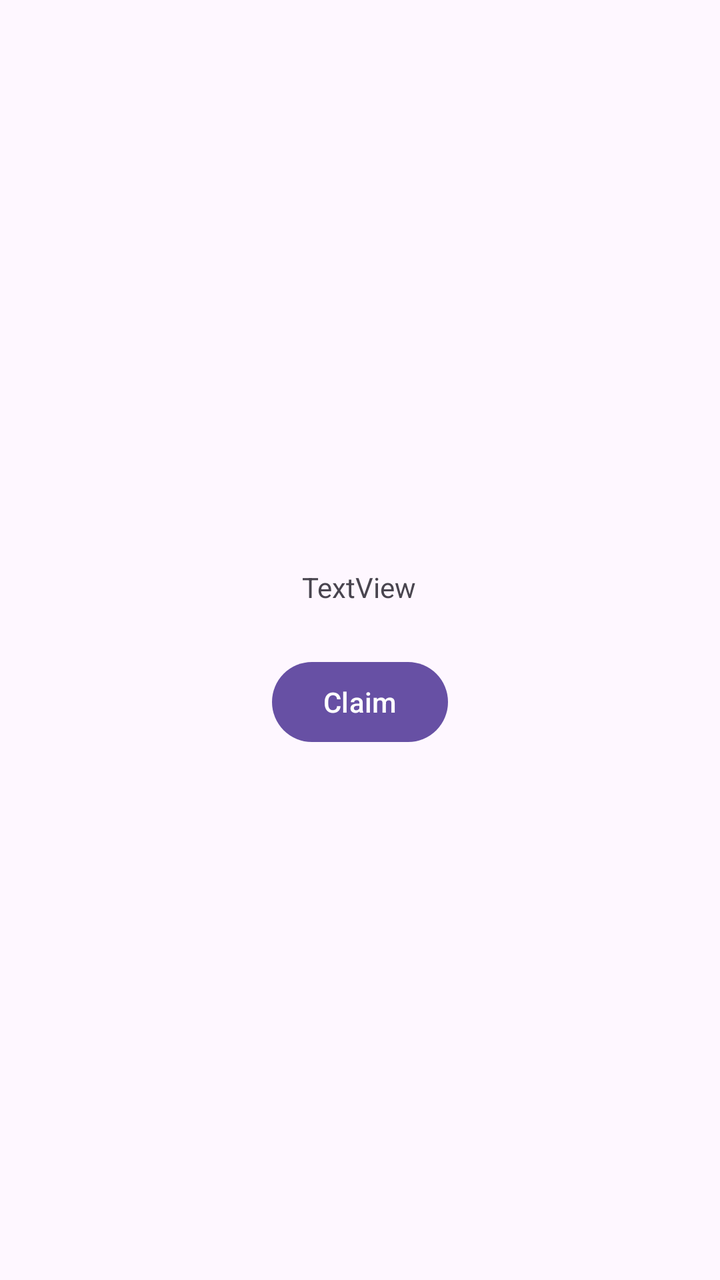
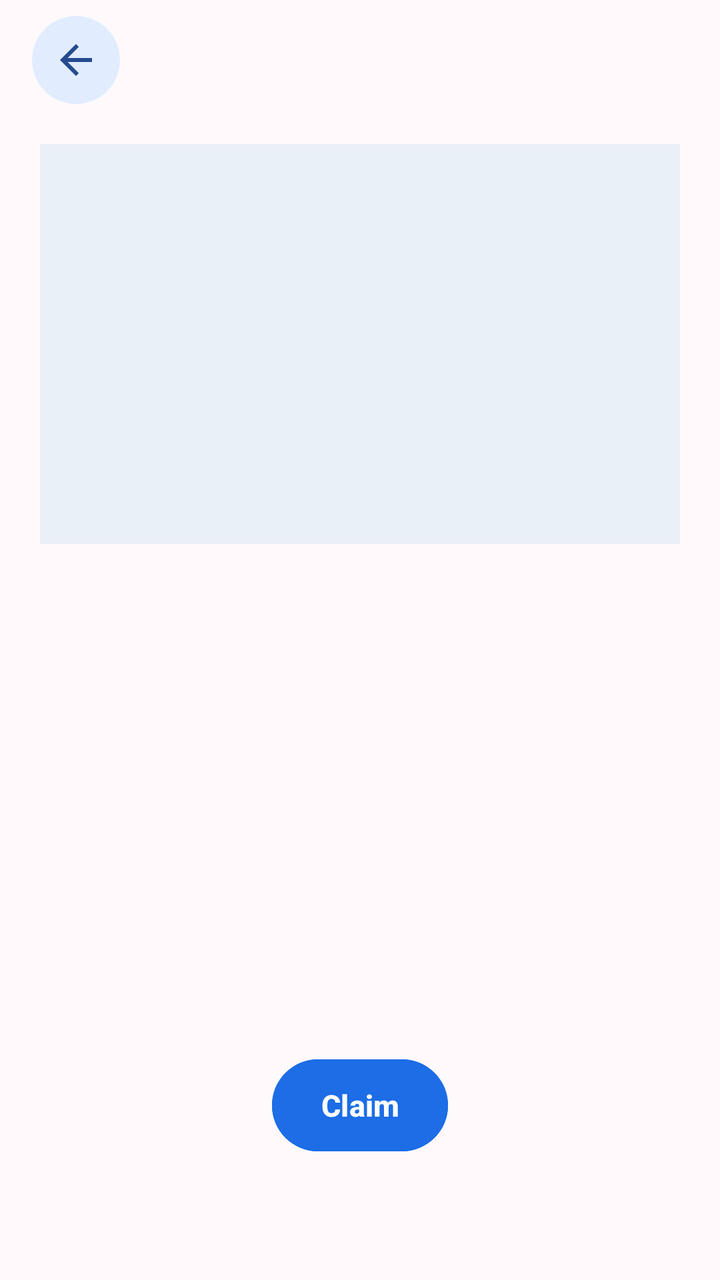

The first picture is an Android layout as it rendered before a commit; the second is the same layout after the commit. The layout source and the unified diff follow.
<!-- AndroidManifest.xml: application theme Theme.MyApplication -->
<!-- res/layout/activity_item.xml -->
<?xml version="1.0" encoding="utf-8"?>
<androidx.constraintlayout.widget.ConstraintLayout xmlns:android="http://schemas.android.com/apk/res/android"
    xmlns:app="http://schemas.android.com/apk/res-auto"
    xmlns:tools="http://schemas.android.com/tools"
    android:id="@+id/main"
    android:layout_width="match_parent"
    android:layout_height="match_parent"
    tools:context=".ItemActivity">

    <TextView
        android:id="@+id/textView2"
        android:layout_width="wrap_content"
        android:layout_height="wrap_content"
        android:layout_marginTop="284dp"
        android:text="TextView"
        app:layout_constraintEnd_toEndOf="parent"
        app:layout_constraintHorizontal_bias="0.498"
        app:layout_constraintStart_toStartOf="parent"
        app:layout_constraintTop_toTopOf="parent" />

    <Button
        android:id="@+id/btnClaim"
        android:layout_width="wrap_content"
        android:layout_height="wrap_content"
        android:text="Claim"
        android:layout_marginTop="24dp"
        app:layout_constraintTop_toBottomOf="@id/textView2"
        app:layout_constraintStart_toStartOf="parent"
        app:layout_constraintEnd_toEndOf="parent" />


</androidx.constraintlayout.widget.ConstraintLayout>
<!-- resources referenced by this layout -->
<resources>
  <style name="Theme.MyApplication" parent="Base.Theme.MyApplication" />
  <style name="Base.Theme.MyApplication" parent="Theme.Material3.DayNight.NoActionBar">
          
          
      </style>
</resources>

<!-- the commit's change to res/layout/activity_item.xml (unified diff, before → after) -->
@@ -1,32 +1,103 @@
 <?xml version="1.0" encoding="utf-8"?>
-<androidx.constraintlayout.widget.ConstraintLayout xmlns:android="http://schemas.android.com/apk/res/android"
+<androidx.appcompat.widget.LinearLayoutCompat
+    xmlns:android="http://schemas.android.com/apk/res/android"
     xmlns:app="http://schemas.android.com/apk/res-auto"
     xmlns:tools="http://schemas.android.com/tools"
     android:id="@+id/main"
     android:layout_width="match_parent"
     android:layout_height="match_parent"
+    android:orientation="vertical"
+    android:background="#FFF9FC"
     tools:context=".ItemActivity">
+    <ImageButton
+        android:id="@+id/back_btn"
+        android:layout_width="44dp"
+        android:layout_height="44dp"
+        android:layout_marginStart="16dp"
+        android:layout_marginTop="8dp"
+        android:background="@drawable/bg_back_button"
+        android:contentDescription="Back"
+        android:padding="10dp"
+        android:scaleType="centerInside"
+        android:src="@drawable/ic_arrow_back_blue" />
+    <ScrollView
+        android:layout_width="match_parent"
+        android:layout_height="0dp"
+        android:layout_weight="1"
+        android:fillViewport="true">
 
-    <TextView
-        android:id="@+id/textView2"
-        android:layout_width="wrap_content"
-        android:layout_height="wrap_content"
-        android:layout_marginTop="284dp"
-        android:text="TextView"
-        app:layout_constraintEnd_toEndOf="parent"
-        app:layout_constraintHorizontal_bias="0.498"
-        app:layout_constraintStart_toStartOf="parent"
-        app:layout_constraintTop_toTopOf="parent" />
+        <androidx.appcompat.widget.LinearLayoutCompat
+            android:layout_width="match_parent"
+            android:layout_height="wrap_content"
+            android:orientation="vertical"
+            android:padding="20dp">
 
-    <Button
-        android:id="@+id/btnClaim"
-        android:layout_width="wrap_content"
-        android:layout_height="wrap_content"
-        android:text="Claim"
-        android:layout_marginTop="24dp"
-        app:layout_constraintTop_toBottomOf="@id/textView2"
-        app:layout_constraintStart_toStartOf="parent"
-        app:layout_constraintEnd_toEndOf="parent" />
+            <ImageView
+                android:id="@+id/iv_itemimage"
+                android:layout_width="match_parent"
+                android:layout_height="200dp"
+                android:layout_marginBottom="16dp"
+                android:scaleType="centerCrop"
+                android:contentDescription="Item photo"
+                android:background="#EAF0F8" />
 
+            <TextView
+                android:id="@+id/tv_itemname"
+                android:layout_width="match_parent"
+                android:layout_height="wrap_content"
+                android:textSize="22sp"
+                android:textStyle="bold"
+                android:textColor="#254A91"
+                android:gravity="center"
+                android:layout_marginBottom="16dp" />
 
-</androidx.constraintlayout.widget.ConstraintLayout>
+            <TextView
+                android:id="@+id/tv_description"
+                android:layout_width="match_parent"
+                android:layout_height="wrap_content"
+                android:layout_marginBottom="16dp"
+                android:textSize="16sp" />
+
+            <TextView
+                android:id="@+id/tv_location"
+                android:layout_width="match_parent"
+                android:layout_height="wrap_content"
+                android:layout_marginBottom="16dp"
+                android:textSize="16sp" />
+
+            <TextView
+                android:id="@+id/tv_date"
+                android:layout_width="match_parent"
+                android:layout_height="wrap_content"
+                android:layout_marginBottom="16dp"
+                android:textSize="16sp" />
+
+            <TextView
+                android:id="@+id/tv_contact"
+                android:layout_width="match_parent"
+                android:layout_height="wrap_content"
+                android:layout_marginBottom="16dp"
+                android:textSize="16sp" />
+
+            <TextView
+                android:id="@+id/tv_itemtype"
+                android:layout_width="match_parent"
+                android:layout_height="wrap_content"
+                android:layout_marginBottom="20dp"
+                android:textSize="16sp" />
+
+            <Button
+                android:id="@+id/btnClaim"
+                android:layout_width="wrap_content"
+                android:layout_height="54dp"
+                android:layout_gravity="center"
+                android:text="Claim"
+                android:textColor="#FFFFFF"
+                android:textSize="15sp"
+                android:textStyle="bold"
+                android:backgroundTint="#1C6DE6" />
+
+        </androidx.appcompat.widget.LinearLayoutCompat>
+    </ScrollView>
+
+</androidx.appcompat.widget.LinearLayoutCompat>
<!-- resource entries referenced after the edit -->
@@ -1,5 +1,24 @@
 <!-- resources referenced by this layout -->
 <resources>
+  <!-- drawable bg_back_button (drawable) -->
+  <ripple xmlns:android="http://schemas.android.com/apk/res/android"
+      android:color="#30254A91">
+      <item>
+          <shape android:shape="oval">
+              <solid android:color="#E1EDFF" />
+          </shape>
+      </item>
+  </ripple>
+  <!-- drawable ic_arrow_back_blue (drawable) -->
+  <vector xmlns:android="http://schemas.android.com/apk/res/android"
+      android:width="24dp"
+      android:height="24dp"
+      android:viewportWidth="24"
+      android:viewportHeight="24">
+      <path
+          android:fillColor="#254A91"
+          android:pathData="M20,11H7.83l5.59,-5.59L12,4l-8,8 8,8 1.41,-1.41L7.83,13H20v-2z" />
+  </vector>
   <style name="Theme.MyApplication" parent="Base.Theme.MyApplication" />
   <style name="Base.Theme.MyApplication" parent="Theme.Material3.DayNight.NoActionBar">
           
